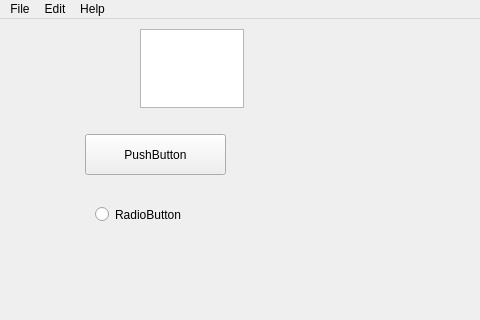
This is gui_file.ui in anhnda/DemoApp as Qt 5 draws it before an edit; both pictures show x 0 to 480 and y 0 to 320 of the 1092 by 717 pixel window. The edited form follows.
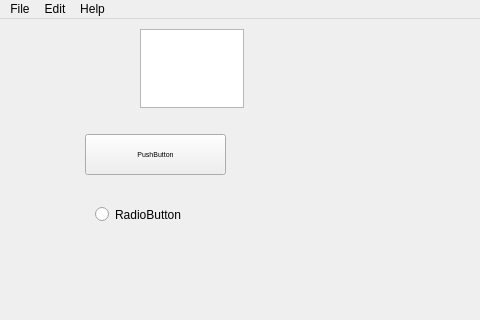
This is the edited form.

Patch:
```diff
--- a/gui_file.ui
+++ b/gui_file.ui
@@ -77,6 +77,7 @@
     <property name="font">
      <font>
       <family>Arial</family>
+      <pointsize>5</pointsize>
      </font>
     </property>
     <property name="mouseTracking">
```
